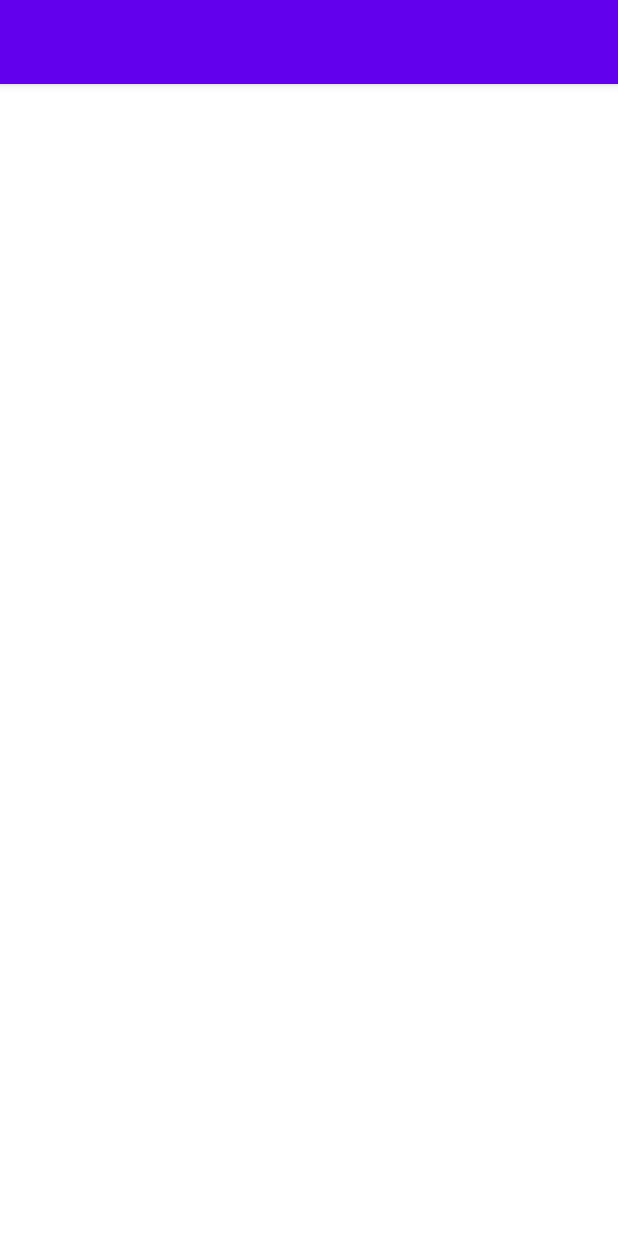
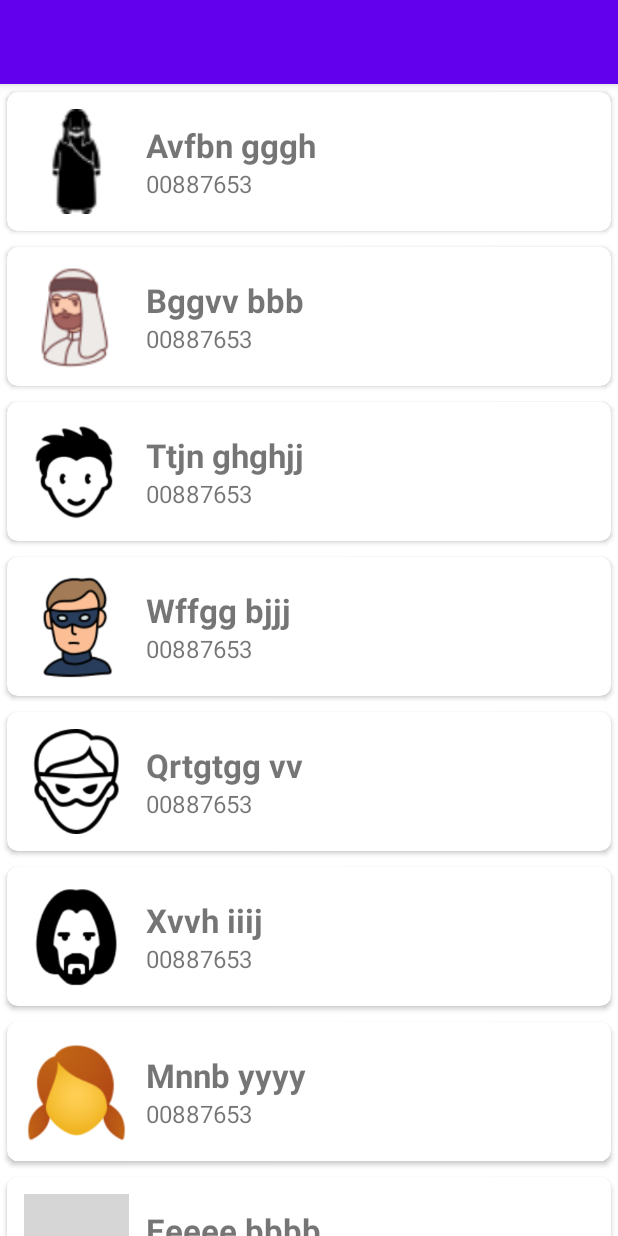
Before and after one commit to Mr-MachiNe11/Practices, an Android app: the FourthActivity screen opened directly, with no data from a screen before it, on a phone screen of 412 x 824 dp. Run offline under Robolectric (Android 15) with nearby library versions, the phone set to English and light mode, and no system bars; grey boxes are pictures that could not be loaded.

Commit message:
again updated recycler view

```diff
--- a/app/src/main/java/com/example/intentpassing/FourthActivity.java
+++ b/app/src/main/java/com/example/intentpassing/FourthActivity.java
@@ -12,7 +12,7 @@ import java.util.ArrayList;
 public class FourthActivity extends AppCompatActivity {
 
     RecyclerView rcViewContact;
-    ArrayList<ContactModel> contactModel = new ArrayList<>();
+    ArrayList<ContactModel> arrContacts = new ArrayList<>();
 
     @Override
     protected void onCreate(Bundle savedInstanceState) {
@@ -27,26 +27,27 @@ public class FourthActivity extends AppCompatActivity {
 
         rcViewContact.setLayoutManager(new LinearLayoutManager(this));
 
-        contactModel.add(new ContactModel(R.drawable.a, "Avfbn gggh", "00887653"));
-        contactModel.add(new ContactModel(R.drawable.b, "Bggvv bbb", "00887653"));
-        contactModel.add(new ContactModel(R.drawable.c, "Ttjn ghghjj", "00887653"));
-        contactModel.add(new ContactModel(R.drawable.d, "Wffgg bjjj", "00887653"));
-        contactModel.add(new ContactModel(R.drawable.e, "Qrtgtgg vv", "00887653"));
-        contactModel.add(new ContactModel(R.drawable.f, "Xvvh iiij", "00887653"));
-        contactModel.add(new ContactModel(R.drawable.g, "Mnnb yyyy", "00887653"));
-        contactModel.add(new ContactModel(R.drawable.h, "Eeeee bbbb", "00887653"));
-        contactModel.add(new ContactModel(R.drawable.i, "IIIII nn", "00887653"));
-        contactModel.add(new ContactModel(R.drawable.j, "Qqqeeg vvv", "00887653"));
-        contactModel.add(new ContactModel(R.drawable.d, "Wffgg bjjj", "00887653"));
-        contactModel.add(new ContactModel(R.drawable.e, "Qrtgtgg vv", "00887653"));
-        contactModel.add(new ContactModel(R.drawable.f, "Xvvh iiij", "00887653"));
-        contactModel.add(new ContactModel(R.drawable.b, "Bggvv bbb", "00887653"));
-        contactModel.add(new ContactModel(R.drawable.c, "Ttjn ghghjj", "00887653"));
-        contactModel.add(new ContactModel(R.drawable.g, "Mnnb yyyy", "00887653"));
-        contactModel.add(new ContactModel(R.drawable.h, "Eeeee bbbb", "00887653"));
-        contactModel.add(new ContactModel(R.drawable.i, "IIIII nn", "00887653"));
+        arrContacts.add(new ContactModel(R.drawable.a, "Avfbn gggh", "00887653"));
+        arrContacts.add(new ContactModel(R.drawable.b, "Bggvv bbb", "00887653"));
+        arrContacts.add(new ContactModel(R.drawable.c, "Ttjn ghghjj", "00887653"));
+        arrContacts.add(new ContactModel(R.drawable.d, "Wffgg bjjj", "00887653"));
+        arrContacts.add(new ContactModel(R.drawable.e, "Qrtgtgg vv", "00887653"));
+        arrContacts.add(new ContactModel(R.drawable.f, "Xvvh iiij", "00887653"));
+        arrContacts.add(new ContactModel(R.drawable.g, "Mnnb yyyy", "00887653"));
+        arrContacts.add(new ContactModel(R.drawable.h, "Eeeee bbbb", "00887653"));
+        arrContacts.add(new ContactModel(R.drawable.i, "IIIII nn", "00887653"));
+        arrContacts.add(new ContactModel(R.drawable.j, "Qqqeeg vvv", "00887653"));
+        arrContacts.add(new ContactModel(R.drawable.d, "Wffgg bjjj", "00887653"));
+        arrContacts.add(new ContactModel(R.drawable.e, "Qrtgtgg vv", "00887653"));
+        arrContacts.add(new ContactModel(R.drawable.f, "Xvvh iiij", "00887653"));
+        arrContacts.add(new ContactModel(R.drawable.b, "Bggvv bbb", "00887653"));
+        arrContacts.add(new ContactModel(R.drawable.c, "Ttjn ghghjj", "00887653"));
+        arrContacts.add(new ContactModel(R.drawable.g, "Mnnb yyyy", "00887653"));
+        arrContacts.add(new ContactModel(R.drawable.h, "Eeeee bbbb", "00887653"));
+        arrContacts.add(new ContactModel(R.drawable.i, "IIIII nn", "00887653"));
 
-
+        RecyclerContactAdapter adapter = new RecyclerContactAdapter(this, arrContacts);
+        rcViewContact.setAdapter(adapter);
 
 
     }
--- a/app/src/main/java/com/example/intentpassing/RecyclerContactAdapter.java
+++ b/app/src/main/java/com/example/intentpassing/RecyclerContactAdapter.java
@@ -1,4 +1,5 @@
 package com.example.intentpassing;
+
 
 import android.content.Context;
 import android.view.LayoutInflater;
@@ -12,47 +13,45 @@ import androidx.recyclerview.widget.RecyclerView;
 
 import java.util.ArrayList;
 
-public class RecyclerContactAdapter extends RecyclerView.Adapter<RecyclerContactAdapter.ViewHolder> {
+public class RecyclerContactAdapter extends RecyclerView.Adapter<RecyclerContactAdapter.ViewHolder>{
 
     Context context;
-    ArrayList<ContactModel> arrContact;
+    ArrayList<ContactModel> arrContacts;
 
-    RecyclerContactAdapter(Context context, ArrayList<ContactModel> arrContact){
+    RecyclerContactAdapter(Context context, ArrayList<ContactModel> arrContacts){
         this.context = context;
-        this.arrContact = arrContact;
+        this.arrContacts = arrContacts;
     }
+
 
     @NonNull
     @Override
     public ViewHolder onCreateViewHolder(@NonNull ViewGroup parent, int viewType) {
-
         View view = LayoutInflater.from(context).inflate(R.layout.contact_row, parent, false);
         ViewHolder viewHolder = new ViewHolder(view);
         return viewHolder;
-
     }
 
     @Override
     public void onBindViewHolder(@NonNull ViewHolder holder, int position) {
-        holder.imgContact.setImageResource(arrContact.get(position).img);
-        holder.tvName.setText(arrContact.get(position).name);
-        holder.tvNumber.setText(arrContact.get(position).number);
+        holder.imgContact.setImageResource(arrContacts.get(position).img);
+        holder.tvName.setText(arrContacts.get(position).name);
+        holder.tvNumber.setText(arrContacts.get(position).number);
     }
 
     @Override
     public int getItemCount() {
-        return arrContact.size();
+        return arrContacts.size();
     }
 
     public class ViewHolder extends RecyclerView.ViewHolder {
+        ImageView imgContact;
         TextView tvName, tvNumber;
-        ImageView imgContact;
         public ViewHolder(@NonNull View itemView) {
             super(itemView);
-
+            imgContact = itemView.findViewById(R.id.imgContact);
             tvName = itemView.findViewById(R.id.tvName);
             tvNumber = itemView.findViewById(R.id.tvNumber);
-            imgContact = itemView.findViewById(R.id.imgContact);
         }
     }
 }
--- a/app/src/main/res/layout/contact_row.xml
+++ b/app/src/main/res/layout/contact_row.xml
@@ -27,7 +27,6 @@
                 android:layout_width="70dp"
                 android:layout_height="70dp"
                 android:src="@drawable/contact"
-                android:background="#CCCCCC"
 
                 />
             <LinearLayout
@@ -44,7 +43,7 @@
                     android:text="Contact"
                     android:textSize="22sp"
                     android:textStyle="bold"
-                    android:background="#CCCCCC"
+
 
                     />
 
@@ -54,7 +53,7 @@
                     android:id="@+id/tvNumber"
                     android:text="Contact Number"
                     android:textSize="16sp"
-                    android:background="#CCCCCC"
+
 
                     />
 
```
